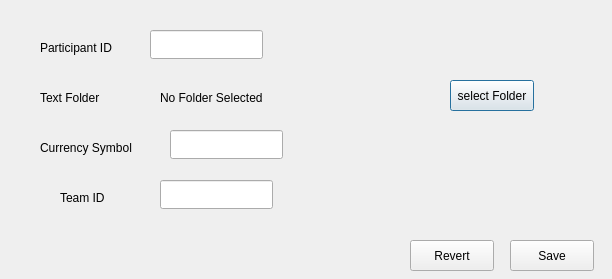
This is settings.ui in djotaku/ELDonationTracker as Qt 5 draws it before an edit. The edited form follows.
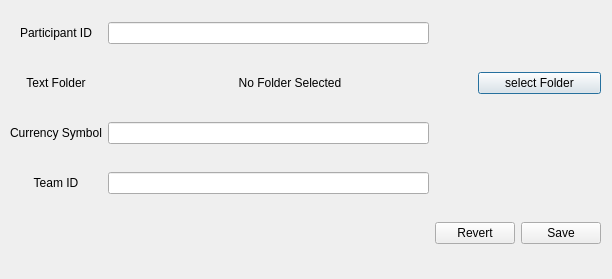
This is the edited form.

Commit message:
Changed settings UI to be on a Grid Layout
Looking at the layout as I prepared to
add the new settings, I realized there was a
bit of a chaos to it. So I decided to change
it to a grid layout to have a consistency in
the way the layout looks.

Patch:
```diff
--- a/settings.ui
+++ b/settings.ui
@@ -13,139 +13,94 @@
   <property name="windowTitle">
    <string>Settings</string>
   </property>
+  <widget class="QWidget" name="">
+   <property name="geometry">
+    <rect>
+     <x>10</x>
+     <y>0</y>
+     <width>591</width>
+     <height>271</height>
+    </rect>
+   </property>
+   <layout class="QGridLayout" name="gridLayout">
+    <item row="0" column="0">
   <widget class="QLabel" name="label">
-   <property name="geometry">
-    <rect>
-     <x>40</x>
-     <y>40</y>
-     <width>91</width>
-     <height>16</height>
-    </rect>
-   </property>
    <property name="text">
     <string>Participant ID</string>
    </property>
-  </widget>
+      <property name="alignment">
+       <set>Qt::AlignCenter</set>
+      </property>
+     </widget>
+    </item>
+    <item row="0" column="1">
+     <widget class="QLineEdit" name="lineEditParticipantID"/>
+    </item>
+    <item row="1" column="0">
   <widget class="QLabel" name="label_2">
-   <property name="geometry">
-    <rect>
-     <x>40</x>
-     <y>90</y>
-     <width>71</width>
-     <height>16</height>
-    </rect>
-   </property>
    <property name="text">
     <string>Text Folder</string>
    </property>
-  </widget>
+      <property name="alignment">
+       <set>Qt::AlignCenter</set>
+      </property>
+     </widget>
+    </item>
+    <item row="1" column="1" colspan="2">
+     <widget class="QLabel" name="labelTextFolder">
+      <property name="text">
+       <string>No Folder Selected</string>
+      </property>
+      <property name="alignment">
+       <set>Qt::AlignCenter</set>
+      </property>
+     </widget>
+    </item>
+    <item row="1" column="3" colspan="2">
+     <widget class="QPushButton" name="pushButtonSelectFolder">
+      <property name="text">
+       <string>select Folder</string>
+      </property>
+     </widget>
+    </item>
+    <item row="2" column="0">
   <widget class="QLabel" name="label_3">
-   <property name="geometry">
-    <rect>
-     <x>40</x>
-     <y>140</y>
-     <width>101</width>
-     <height>16</height>
-    </rect>
-   </property>
    <property name="text">
     <string>Currency Symbol</string>
    </property>
   </widget>
+    </item>
+    <item row="2" column="1">
+     <widget class="QLineEdit" name="lineEditCurrencySymbol"/>
+    </item>
+    <item row="3" column="0">
   <widget class="QLabel" name="label_4">
-   <property name="geometry">
-    <rect>
-     <x>60</x>
-     <y>190</y>
-     <width>56</width>
-     <height>15</height>
-    </rect>
-   </property>
    <property name="text">
     <string>Team ID</string>
    </property>
-  </widget>
-  <widget class="QLineEdit" name="lineEditParticipantID">
-   <property name="geometry">
-    <rect>
-     <x>150</x>
-     <y>30</y>
-     <width>113</width>
-     <height>29</height>
-    </rect>
-   </property>
-  </widget>
-  <widget class="QLineEdit" name="lineEditCurrencySymbol">
-   <property name="geometry">
-    <rect>
-     <x>170</x>
-     <y>130</y>
-     <width>113</width>
-     <height>29</height>
-    </rect>
-   </property>
-  </widget>
-  <widget class="QLineEdit" name="lineEditTeamID">
-   <property name="geometry">
-    <rect>
-     <x>160</x>
-     <y>180</y>
-     <width>113</width>
-     <height>29</height>
-    </rect>
-   </property>
-  </widget>
-  <widget class="QPushButton" name="pushButtonSelectFolder">
-   <property name="geometry">
-    <rect>
-     <x>450</x>
-     <y>80</y>
-     <width>84</width>
-     <height>31</height>
-    </rect>
-   </property>
-   <property name="text">
-    <string>select Folder</string>
-   </property>
-  </widget>
-  <widget class="QLabel" name="labelTextFolder">
-   <property name="geometry">
-    <rect>
-     <x>160</x>
-     <y>90</y>
-     <width>271</width>
-     <height>16</height>
-    </rect>
-   </property>
-   <property name="text">
-    <string>No Folder Selected</string>
-   </property>
-  </widget>
+      <property name="alignment">
+       <set>Qt::AlignCenter</set>
+      </property>
+     </widget>
+    </item>
+    <item row="3" column="1">
+     <widget class="QLineEdit" name="lineEditTeamID"/>
+    </item>
+    <item row="4" column="2" colspan="2">
   <widget class="QPushButton" name="pushButtonRevert">
-   <property name="geometry">
-    <rect>
-     <x>410</x>
-     <y>240</y>
-     <width>84</width>
-     <height>31</height>
-    </rect>
-   </property>
    <property name="text">
     <string>Revert</string>
    </property>
   </widget>
+    </item>
+    <item row="4" column="4">
   <widget class="QPushButton" name="pushButtonSave">
-   <property name="geometry">
-    <rect>
-     <x>510</x>
-     <y>240</y>
-     <width>84</width>
-     <height>31</height>
-    </rect>
-   </property>
    <property name="text">
     <string>Save</string>
    </property>
+     </widget>
+    </item>
+   </layout>
   </widget>
  </widget>
  <resources/>
```
Lines whose indentation alone changed are shown as unchanged.
